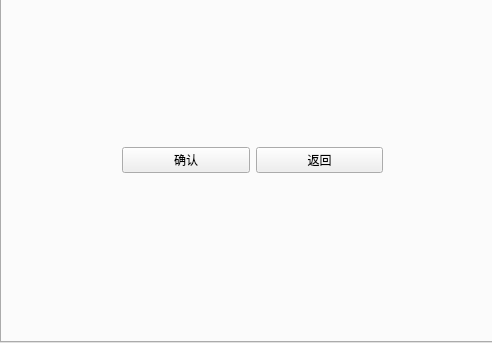
The window that core/mainwindow.ui (okuchiri/database-big-homework) describes before a commit, drawn with Qt 5; both pictures show x 0 to 492 and y 257 to 600 of the 800 by 600 pixel window.
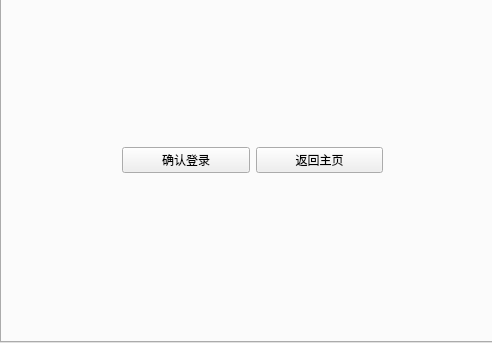
The same window after the commit. The open tabs and pages were chosen to show the change.

Commit message: 修改了登陆界面和逻辑

Diff of the .ui file:
```diff
--- a/core/mainwindow.ui
+++ b/core/mainwindow.ui
@@ -193,14 +193,14 @@
         <item>
          <widget class="QPushButton" name="pushButton_yes_login">
           <property name="text">
-           <string>确认</string>
+           <string>确认登录</string>
           </property>
          </widget>
         </item>
         <item>
          <widget class="QPushButton" name="pushButton_back_login">
           <property name="text">
-           <string>返回</string>
+           <string>返回主页</string>
           </property>
          </widget>
         </item>
```
Left out of the diff: 4 changed lines with no effect on the pictures. The commit also changes 1 other file.
